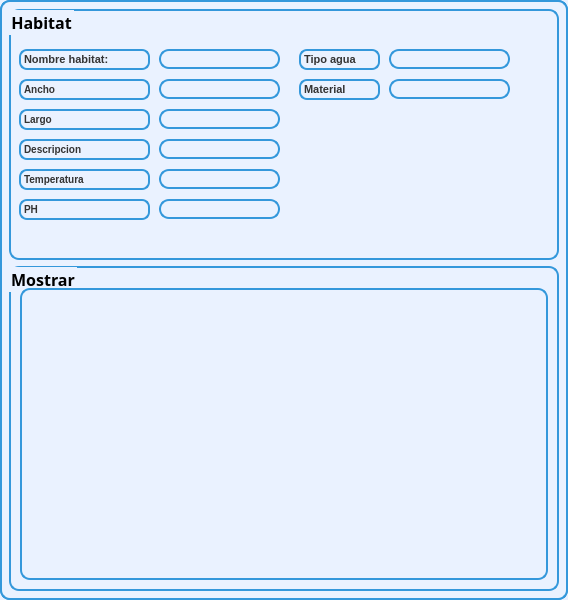
Before: the Qt Designer form GUI/Mainmenu/Pantallas/Habitat/Habitat.ui in Bluesfire1467/Aquazul_GUI, drawn with Qt 5.
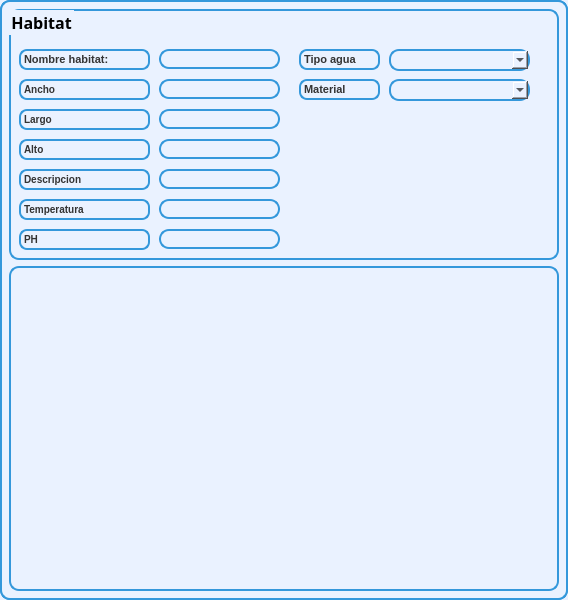
After: the same form once the commit is applied. Icons and pictures are not drawn.

What changed in the file:
```diff
--- a/GUI/Mainmenu/Pantallas/Habitat/Habitat.ui
+++ b/GUI/Mainmenu/Pantallas/Habitat/Habitat.ui
@@ -164,7 +164,7 @@
        <property name="geometry">
         <rect>
          <x>10</x>
-         <y>130</y>
+         <y>160</y>
          <width>131</width>
          <height>21</height>
         </rect>
@@ -186,7 +186,7 @@
        <property name="geometry">
         <rect>
          <x>150</x>
-         <y>130</y>
+         <y>160</y>
          <width>121</width>
          <height>20</height>
         </rect>
@@ -196,7 +196,7 @@
        <property name="geometry">
         <rect>
          <x>10</x>
-         <y>160</y>
+         <y>190</y>
          <width>131</width>
          <height>21</height>
         </rect>
@@ -218,7 +218,7 @@
        <property name="geometry">
         <rect>
          <x>150</x>
-         <y>160</y>
+         <y>190</y>
          <width>121</width>
          <height>20</height>
         </rect>
@@ -228,7 +228,7 @@
        <property name="geometry">
         <rect>
          <x>10</x>
-         <y>190</y>
+         <y>220</y>
          <width>131</width>
          <height>21</height>
         </rect>
@@ -250,7 +250,7 @@
        <property name="geometry">
         <rect>
          <x>150</x>
-         <y>190</y>
+         <y>220</y>
          <width>121</width>
          <height>20</height>
         </rect>
@@ -300,26 +300,6 @@
         <string>Material</string>
        </property>
       </widget>
-      <widget class="QLineEdit" name="line_tipoagua">
-       <property name="geometry">
-        <rect>
-         <x>380</x>
-         <y>40</y>
-         <width>121</width>
-         <height>20</height>
-        </rect>
-       </property>
-      </widget>
-      <widget class="QLineEdit" name="line_material">
-       <property name="geometry">
-        <rect>
-         <x>380</x>
-         <y>70</y>
-         <width>121</width>
-         <height>20</height>
-        </rect>
-       </property>
-      </widget>
       <widget class="QPushButton" name="btn_editar">
        <property name="geometry">
         <rect>
@@ -473,35 +453,62 @@
         </size>
        </property>
       </widget>
+      <widget class="QComboBox" name="comboBox_TipoAgua">
+       <property name="geometry">
+        <rect>
+         <x>380</x>
+         <y>40</y>
+         <width>141</width>
+         <height>22</height>
+        </rect>
+       </property>
+      </widget>
+      <widget class="QComboBox" name="comboBox_Material">
+       <property name="geometry">
+        <rect>
+         <x>380</x>
+         <y>70</y>
+         <width>141</width>
+         <height>22</height>
+        </rect>
+       </property>
+      </widget>
+      <widget class="QLabel" name="label_9">
+       <property name="geometry">
+        <rect>
+         <x>10</x>
+         <y>130</y>
+         <width>131</width>
+         <height>21</height>
+        </rect>
+       </property>
+       <property name="styleSheet">
+        <string notr="true">background-color: #eaf2ff;
+border: 2px solid #3498db;
+border-radius: 8px;
+color: #333333;
+font-size: 10px;
+font-weight: bold;
+text-align: center;</string>
+       </property>
+       <property name="text">
+        <string>Alto</string>
+       </property>
+      </widget>
+      <widget class="QLineEdit" name="line_alto">
+       <property name="geometry">
+        <rect>
+         <x>150</x>
+         <y>130</y>
+         <width>121</width>
+         <height>20</height>
+        </rect>
+       </property>
+      </widget>
      </widget>
     </item>
     <item>
-     <widget class="QGroupBox" name="groupBox_2">
-      <property name="font">
-       <font>
-        <family>Arial Black</family>
-        <pointsize>12</pointsize>
-        <weight>75</weight>
-        <bold>true</bold>
-       </font>
-      </property>
-      <property name="styleSheet">
-       <string notr="true">background-color: #eaf2ff;
-padding: 12px;
-</string>
-      </property>
-      <property name="title">
-       <string>Mostrar</string>
-      </property>
-      <layout class="QHBoxLayout" name="horizontalLayout">
-       <property name="topMargin">
-        <number>20</number>
-       </property>
-       <item>
-        <widget class="QTableWidget" name="table_habitat"/>
-       </item>
-      </layout>
-     </widget>
+     <widget class="QTableWidget" name="table_habitat"/>
     </item>
    </layout>
   </widget>
```
Left out of the diff: 6 changed lines with no effect on the pictures.
